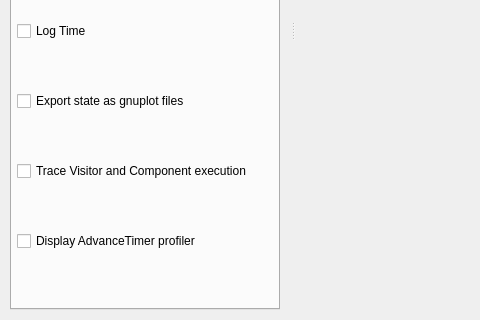
The window that modules/SofaGuiQt/src/sofa/gui/qt/GUI.ui (sofa-framework/sofa) describes before a commit, drawn with Qt 5; both pictures show x 0 to 480 and y 280 to 600 of the 800 by 600 pixel window.
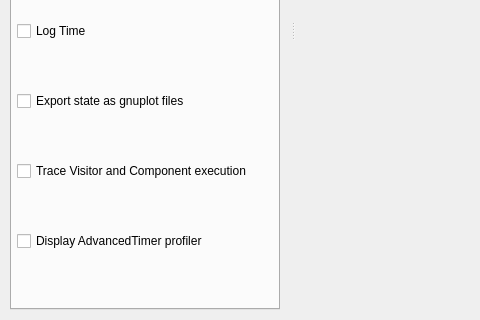
The same window after the commit. The open tabs and pages were chosen to show the change. Icons and pictures are not drawn.

Commit message: [SofaGuiQt] Fix english spelling: AdvancedTimer instead of AdvanceTimer

The edit to the form file:
```diff
--- a/modules/SofaGuiQt/src/sofa/gui/qt/GUI.ui
+++ b/modules/SofaGuiQt/src/sofa/gui/qt/GUI.ui
@@ -546,7 +546,7 @@
             <item>
              <widget class="QCheckBox" name="displayTimeProfiler">
               <property name="text">
-               <string>Display AdvanceTimer profiler</string>
+               <string>Display AdvancedTimer profiler</string>
               </property>
              </widget>
             </item>
```
The commit also changes 4 other files.
